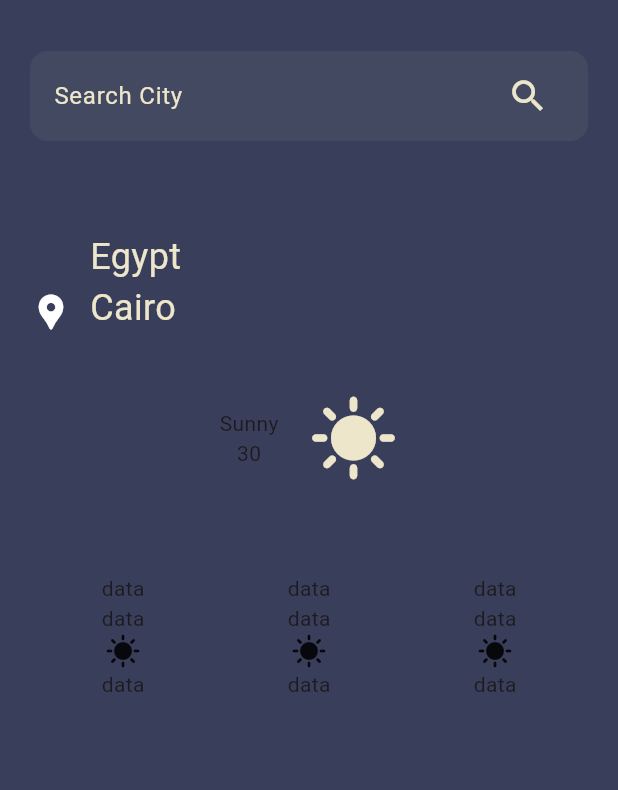
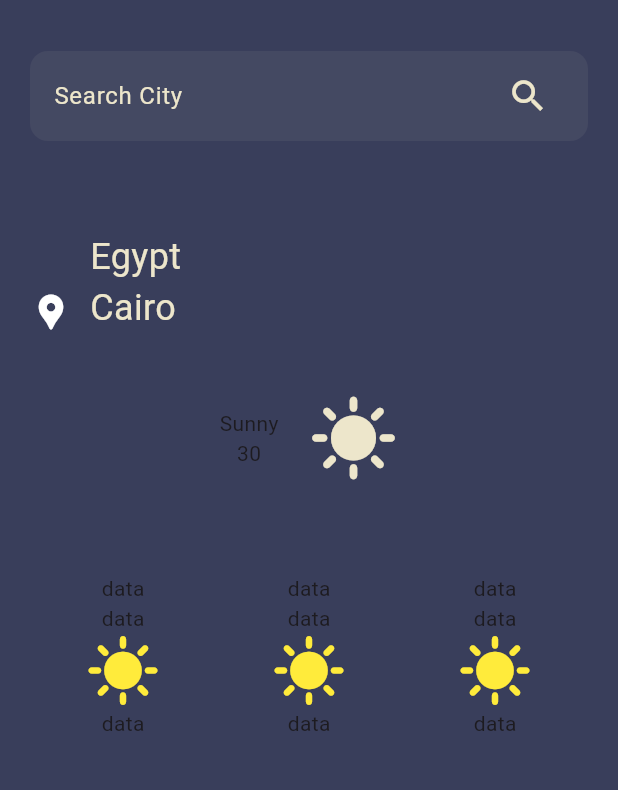
Before and after one commit to mahmoud-elgaml/weather_app, a Flutter app: the screen it shows after launch, on a phone screen of 412 x 824 dp, the part 63-853 px from its top. Run offline on Flutter 3.47's test engine with Material 3 defaults, Android fonts, the phone set to English and light mode, and no system bars.

```diff
--- a/lib/components/weather_card.dart
+++ b/lib/components/weather_card.dart
@@ -12,12 +12,18 @@ class _WeatherCardState extends State<WeatherCard> {
   Widget build(BuildContext context) {
     return Expanded(
       child: Column(
+   mainAxisAlignment: MainAxisAlignment.spaceAround,
         children: [
           Text('data'),
            Text('data'),
-           Icon(Icons.sunny),
+           Icon(Icons.sunny
+
+           ,
+           size: 50,
+           color: Colors.yellow,
+           //
+           ),
             Text('data'),
-
           //
         ],
       ),
--- /dev/null
+++ b/lib/pages/error_page.dart
@@ -0,0 +1,19 @@
+import 'package:flutter/material.dart';
+
+class ErrorPage extends StatelessWidget {
+  const ErrorPage({super.key});
+
+  @override
+  Widget build(BuildContext context) {
+    return Expanded(
+      child: Column(
+        mainAxisAlignment: MainAxisAlignment.center,
+        children: [
+          Text('oops something wrong'),
+          Text('try again, later'),
+          //
+        ],
+      ),
+    );
+  }
+}
--- a/lib/widgets/weather_body.dart
+++ b/lib/widgets/weather_body.dart
@@ -17,13 +17,32 @@ class _WeatherBodyState extends State<WeatherBody> {
         Row(
           crossAxisAlignment: CrossAxisAlignment.end,
           children: [
-            Icon(Icons.location_pin, size: 28, color: Colors.white),
+            Icon(
+              Icons.location_pin,
+              size: 28,
+              color: Colors.white,
+              //
+            ),
             const SizedBox(width: 12),
             Column(
               crossAxisAlignment: CrossAxisAlignment.start,
               children: [
-                Text('Egypt', style: TextStyle(fontSize: 24, color: kTextColor)),
-                Text('Cairo', style: TextStyle(fontSize: 24, color: kTextColor)),
+                Text(
+                  'Egypt',
+                  style: TextStyle(
+                    fontSize: 24,
+                    color: kTextColor,
+                    //
+                  ),
+                ),
+                Text(
+                  'Cairo',
+                  style: TextStyle(
+                    fontSize: 24,
+                    color: kTextColor,
+                    //
+                  ),
+                ),
               ],
             ),
             //
@@ -33,7 +52,13 @@ class _WeatherBodyState extends State<WeatherBody> {
         Row(
           mainAxisAlignment: MainAxisAlignment.center,
           children: [
-            Column(children: [Text('Sunny'), Text('30')]),
+            Column(
+              children: [
+                Text('Sunny'),
+                Text('30'),
+                //
+              ],
+            ),
             const SizedBox(width: 20),
             Icon(Icons.sunny, size: 60, color: kTextColor),
           ],
@@ -43,7 +68,6 @@ class _WeatherBodyState extends State<WeatherBody> {
           children: [
             WeatherCard(),
             WeatherCard(),
-
             WeatherCard(),
 
             //
```
Also changed, not shown: pubspec.yaml (+9 -2 lines), pubspec.lock, 29 other files.
